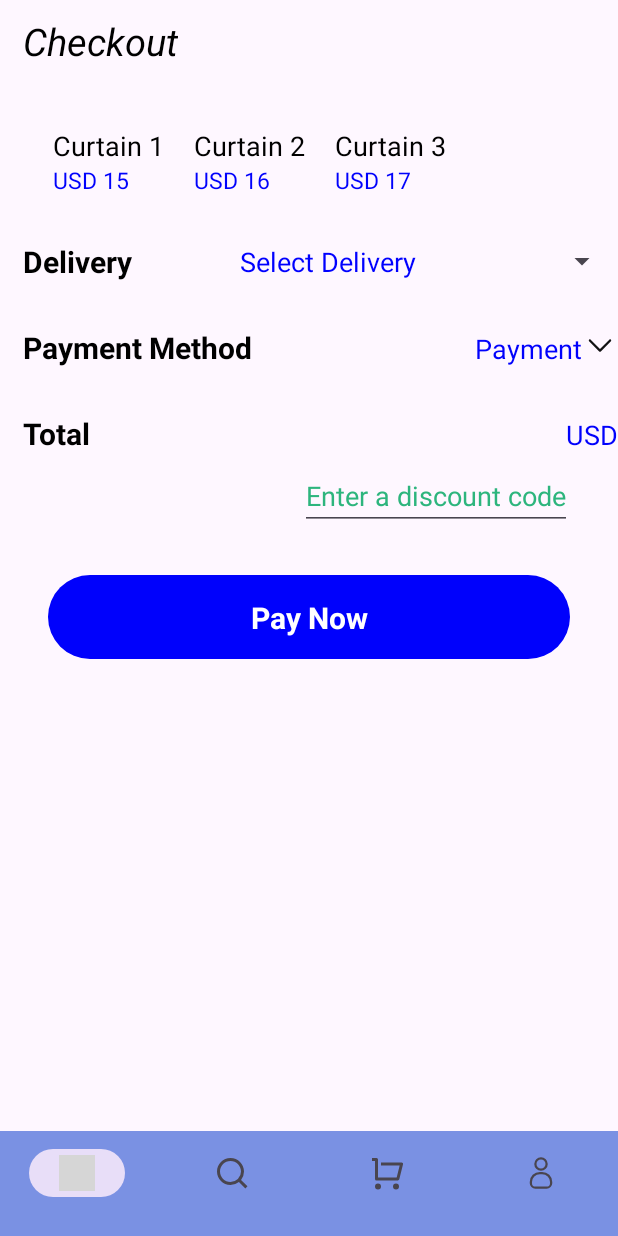
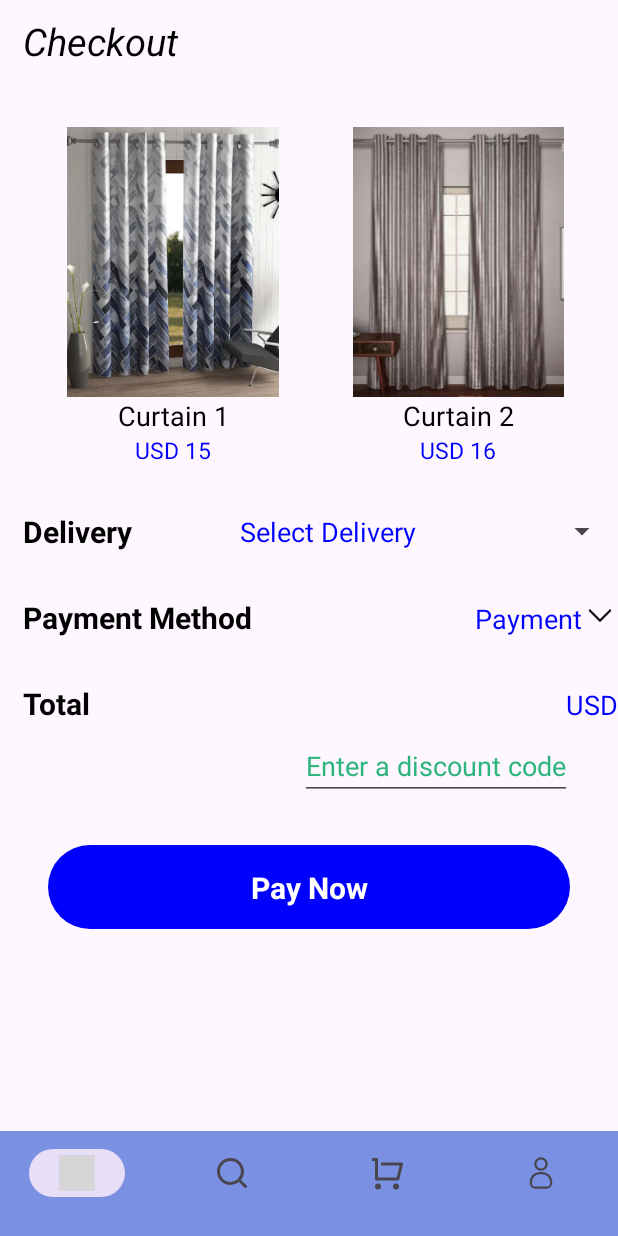
Before and after one commit to heanghenglong-ITE/SH-Online-Shop, an Android app: the fragment ShoppingCartFragment placed in its activity, on a phone screen of 412 x 824 dp. Run offline under Robolectric (Android 15) with nearby library versions, the phone set to English and light mode, and no system bars; our stand-ins replace Picasso; pictures from the network do not load; 1 statement that could not run was skipped; grey boxes are pictures that could not be loaded.

Commit message:
Project Practicum

```diff
--- a/app/build.gradle
+++ b/app/build.gradle
@@ -50,4 +50,8 @@ dependencies {
     implementation 'com.stripe:stripe-android:19.0.0'
     implementation 'com.google.firebase:firebase-database:20.3.0'
 
+    implementation 'com.github.bumptech.glide:glide:4.12.0'
+    annotationProcessor 'com.github.bumptech.glide:compiler:4.12.0'
+
+
 }
--- a/app/src/main/java/com/example/shonlineshop/Domain/ShoppingDomain.java
+++ b/app/src/main/java/com/example/shonlineshop/Domain/ShoppingDomain.java
@@ -1,10 +1,13 @@
 package com.example.shonlineshop.Domain;
 
-public class ShoppingDomain {
+import com.google.gson.annotations.SerializedName;
+
+public class ShoppingDomain implements java.io.Serializable{
 
     private String productName;
     private String productPrice;
 
+    @SerializedName("imageUrl")
     private String imageUrl;
 
     public ShoppingDomain(String productName, String productPrice, String imageUrl) {
--- a/app/src/main/java/com/example/shonlineshop/fragment/ShoppingCartFragment.java
+++ b/app/src/main/java/com/example/shonlineshop/fragment/ShoppingCartFragment.java
@@ -66,7 +66,7 @@ public class ShoppingCartFragment extends Fragment {
         shoppingDomains.add(new ShoppingDomain("Curtain 2","USD 16","img2"));
         shoppingDomains.add(new ShoppingDomain("Curtain 3","USD 17","img3"));
 
-        recyclerViewShopping = rootView.findViewById(R.id.recyclerView);
+        recyclerViewShopping = rootView.findViewById(R.id.recyclerView_checkout);
         recyclerViewShopping.setLayoutManager(new LinearLayoutManager(getContext(),LinearLayoutManager.HORIZONTAL,false));
         adapterShopping = new ProductShoppingAdapter(shoppingDomains);
         recyclerViewShopping.setAdapter(adapterShopping);
--- a/app/src/main/res/layout/fragment_shopping_cart.xml
+++ b/app/src/main/res/layout/fragment_shopping_cart.xml
@@ -32,7 +32,7 @@
             </LinearLayout>
 
             <androidx.recyclerview.widget.RecyclerView
-                android:id="@+id/recyclerView"
+                android:id="@+id/recyclerView_checkout"
                 android:layout_width="match_parent"
                 android:layout_height="match_parent"
                 android:layout_marginStart="15dp"
--- a/app/src/main/res/layout/viewholder_product_shopping.xml
+++ b/app/src/main/res/layout/viewholder_product_shopping.xml
@@ -6,17 +6,18 @@
 
     <LinearLayout
         android:layout_marginTop="20dp"
-        android:layout_marginStart="20dp"
+        android:layout_marginStart="10dp"
         android:layout_width="wrap_content"
-        android:layout_height="wrap_content"
+        android:layout_height="match_parent"
         android:orientation="vertical" >
 
         <ImageView
             android:id="@+id/imageView_shopping"
-            android:layout_width="match_parent"
-            android:layout_height="match_parent"
+            android:layout_width="180dp"
+            android:layout_height="180dp"
             android:src="@drawable/img_9" />
         <TextView
+            android:textAlignment="center"
             android:id="@+id/productName"
             android:layout_width="match_parent"
             android:layout_height="match_parent"
@@ -24,6 +25,7 @@
             android:textSize="18sp"
             android:textColor="@color/black" />
         <TextView
+            android:textAlignment="center"
             android:id="@+id/productPrice"
             android:layout_width="match_parent"
             android:layout_height="match_parent"
```
